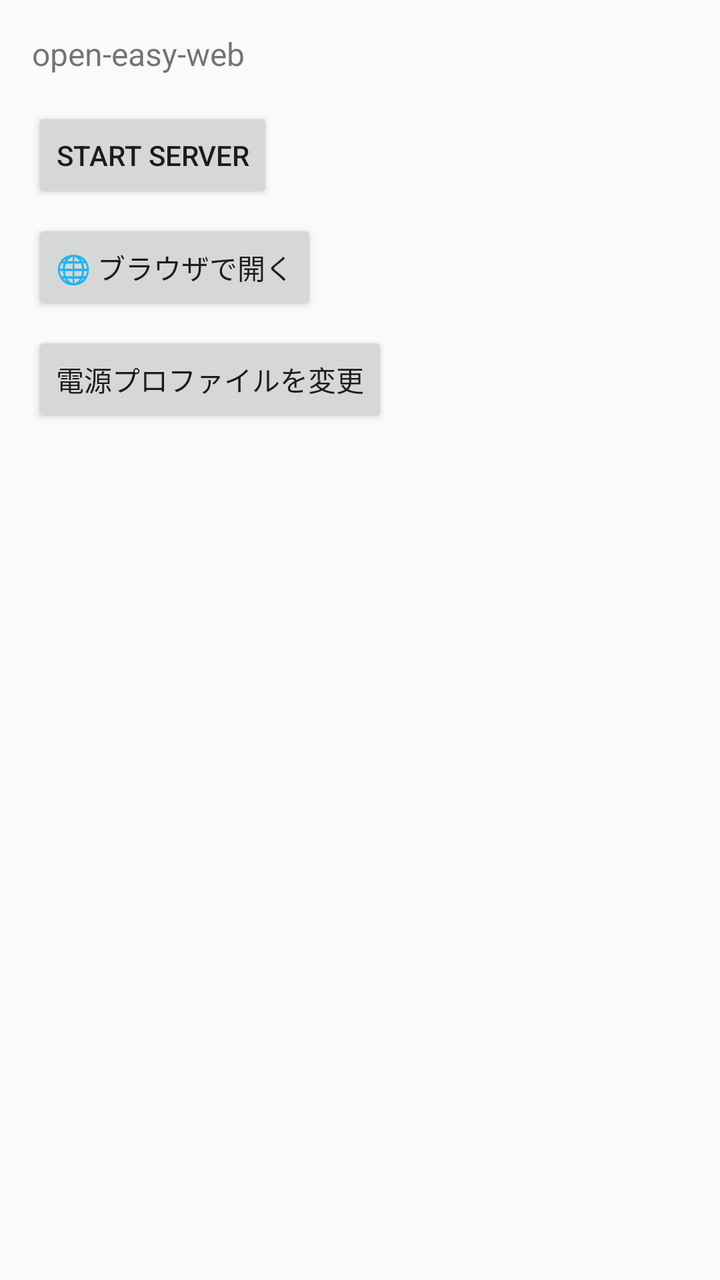
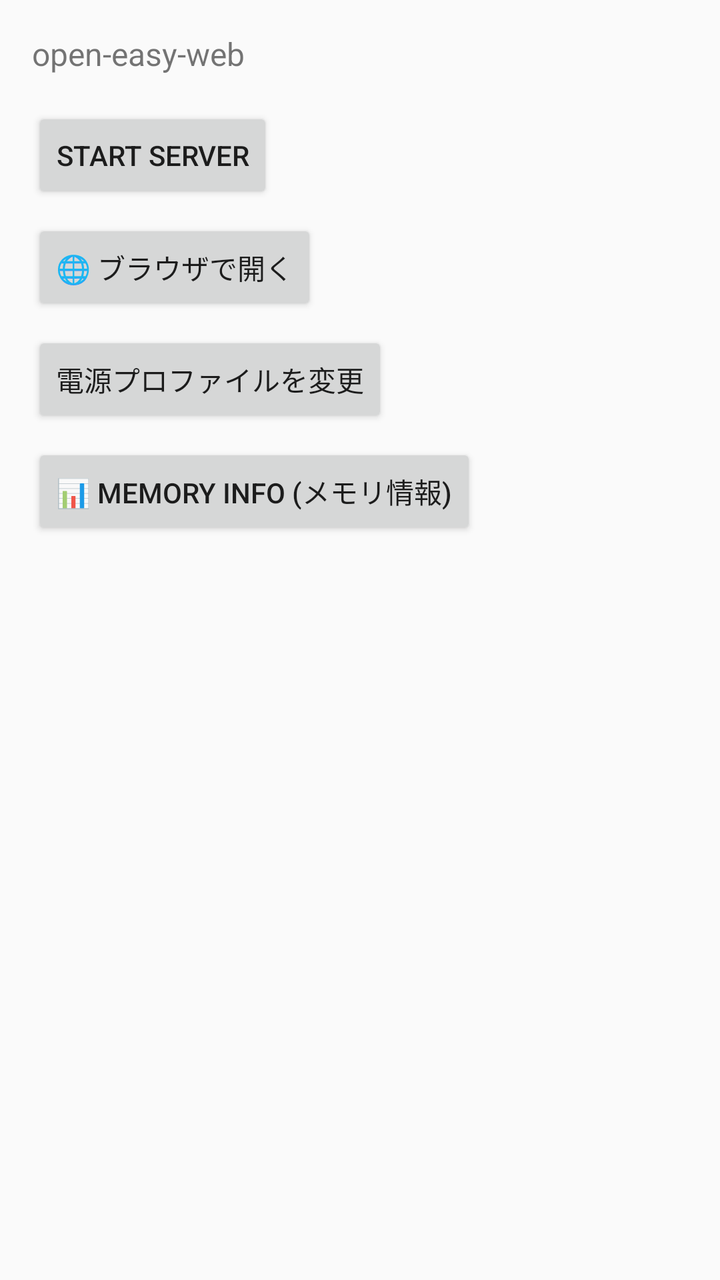

The first picture is an Android layout as it rendered before a commit; the second is the same layout after the commit. The layout source and the unified diff follow.
<!-- AndroidManifest.xml: application theme Theme.OpenEasyWeb -->
<!-- res/layout/activity_main.xml -->
<?xml version="1.0" encoding="utf-8"?>
<LinearLayout xmlns:android="http://schemas.android.com/apk/res/android"
    android:layout_width="match_parent"
    android:layout_height="match_parent"
    android:orientation="vertical"
    android:padding="16dp">

    <TextView
        android:id="@+id/statusText"
        android:layout_width="match_parent"
        android:layout_height="wrap_content"
        android:text="@string/app_name"
        android:textSize="16sp" />

    <Button
        android:id="@+id/startButton"
        android:layout_width="wrap_content"
        android:layout_height="wrap_content"
        android:layout_marginTop="16dp"
        android:text="Start server" />

    <Button
        android:id="@+id/openBrowserButton"
        android:layout_width="wrap_content"
        android:layout_height="wrap_content"
        android:layout_marginTop="8dp"
        android:text="@string/open_browser_button" />

    <Button
        android:id="@+id/changeProfileButton"
        android:layout_width="wrap_content"
        android:layout_height="wrap_content"
        android:layout_marginTop="8dp"
        android:text="@string/change_profile_button" />

    <ScrollView
        android:layout_width="match_parent"
        android:layout_height="0dp"
        android:layout_weight="1"
        android:layout_marginTop="16dp">

        <TextView
            android:id="@+id/logText"
            android:layout_width="match_parent"
            android:layout_height="wrap_content"
            android:fontFamily="monospace"
            android:textIsSelectable="true"
            android:textSize="11sp" />
    </ScrollView>

</LinearLayout>
<!-- resources referenced by this layout -->
<resources>
  <string name="app_name">open-easy-web</string>
  <string name="change_profile_button">電源プロファイルを変更</string>
  <string name="open_browser_button">🌐 ブラウザで開く</string>
  <style name="Theme.OpenEasyWeb" parent="Theme.AppCompat.DayNight.NoActionBar" />
</resources>

<!-- the commit's change to res/layout/activity_main.xml (unified diff, before → after) -->
@@ -33,6 +33,13 @@
         android:layout_marginTop="8dp"
         android:text="@string/change_profile_button" />
 
+    <Button
+        android:id="@+id/memoryInfoButton"
+        android:layout_width="wrap_content"
+        android:layout_height="wrap_content"
+        android:layout_marginTop="8dp"
+        android:text="@string/memory_info_button" />
+
     <ScrollView
         android:layout_width="match_parent"
         android:layout_height="0dp"
<!-- resource entries referenced after the edit -->
@@ -2,6 +2,7 @@
 <resources>
   <string name="app_name">open-easy-web</string>
   <string name="change_profile_button">電源プロファイルを変更</string>
+  <string name="memory_info_button">📊 Memory info (メモリ情報)</string>
   <string name="open_browser_button">🌐 ブラウザで開く</string>
   <style name="Theme.OpenEasyWeb" parent="Theme.AppCompat.DayNight.NoActionBar" />
 </resources>
